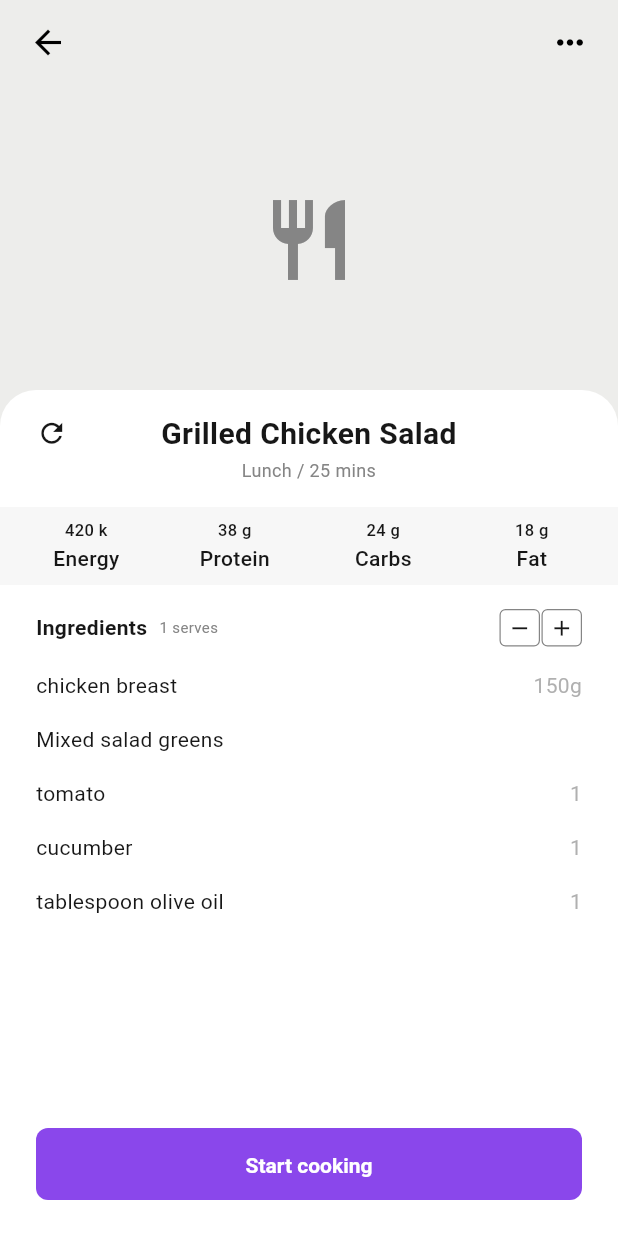
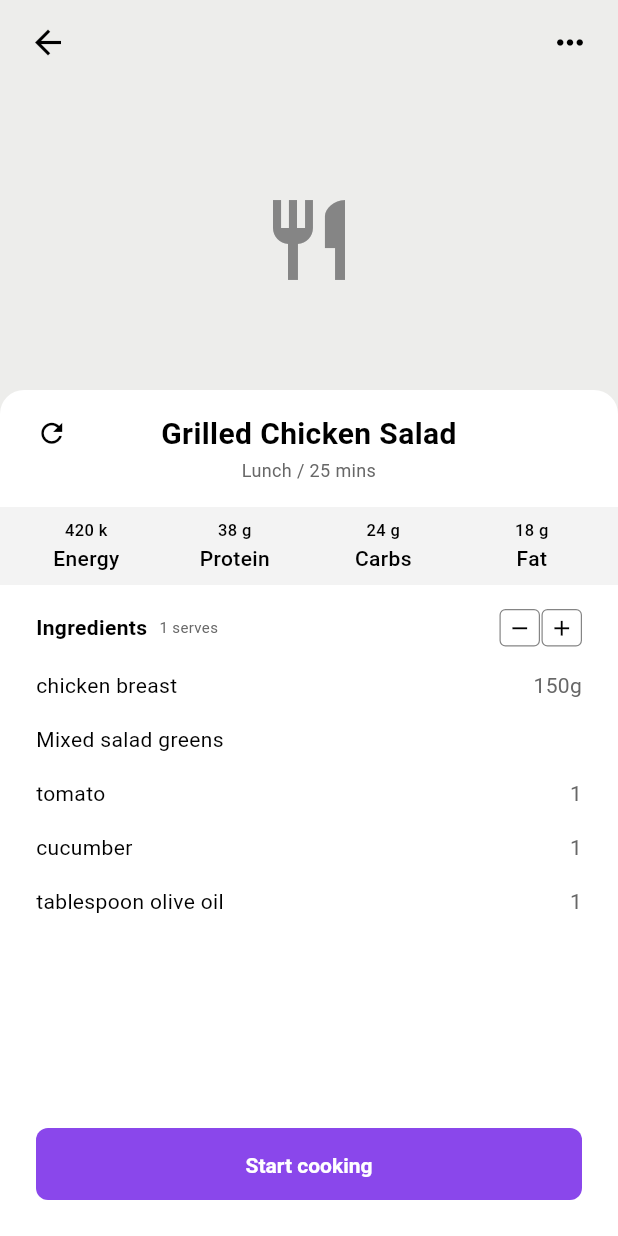
Before and after one commit to laszlo-botond/awesome-meal-planner, a Flutter app: the screen it shows after launch, after a tap on "Grilled Chicken Salad", on a phone screen of 412 x 824 dp. Run offline on Flutter 3.47's test engine with Material 3 defaults, Android fonts, the phone set to English and light mode, and no system bars.

Commit message:
lab1: fixes

```diff
--- a/lib/screens/home_screen.dart
+++ b/lib/screens/home_screen.dart
@@ -208,6 +208,7 @@ class _HomeScreenState extends State<HomeScreen> {
 
   Widget _buildBottomNavigation() {
     return NavigationBar(
+      backgroundColor: AppColors.background,
       selectedIndex: _selectedNavigationIndex,
       onDestinationSelected: (index) {
         setState(() {
@@ -254,13 +255,13 @@ class _MealCard extends StatelessWidget {
   Widget build(BuildContext context) {
     return Material(
       color: Colors.white,
-      borderRadius: BorderRadius.circular(AppRadii.large),
+      borderRadius: BorderRadius.circular(AppRadii.card),
       child: InkWell(
         onTap: onTap,
-        borderRadius: BorderRadius.circular(AppRadii.large),
+        borderRadius: BorderRadius.circular(AppRadii.card),
         child: Container(
           decoration: BoxDecoration(
-            borderRadius: BorderRadius.circular(AppRadii.large),
+            borderRadius: BorderRadius.circular(AppRadii.card),
             boxShadow: [
               BoxShadow(
                 color: Colors.black.withOpacity(0.04),
--- a/lib/screens/recipe_details_screen.dart
+++ b/lib/screens/recipe_details_screen.dart
@@ -32,7 +32,7 @@ class RecipeDetailsScreen extends StatelessWidget {
               decoration: const BoxDecoration(
                 color: AppColors.background,
                 borderRadius: BorderRadius.vertical(
-                  top: Radius.circular(AppRadii.extraLarge),
+                  top: Radius.circular(AppRadii.large),
                 ),
               ),
               child: Column(
@@ -140,7 +140,7 @@ class RecipeDetailsScreen extends StatelessWidget {
             '$category / ${meal.preparationTimeMinutes} mins',
             textAlign: TextAlign.center,
             style: AppTypography.label.copyWith(
-              color: AppColors.textSecondary,
+              color: AppColors.textMuted,
               fontWeight: FontWeight.normal,
             ),
           ),
@@ -207,7 +207,7 @@ class RecipeDetailsScreen extends StatelessWidget {
           const SizedBox(width: AppSpacing.sm),
           Text(
             '${meal.servings} serves',
-            style: AppTypography.caption,
+            style: AppTypography.caption.copyWith(color: AppColors.textMuted),
           ),
           const Spacer(),
           _servingButton(Icons.remove),
@@ -248,7 +248,7 @@ class RecipeDetailsScreen extends StatelessWidget {
             Text(
               parsed.$2,
               style: AppTypography.body.copyWith(
-                color: AppColors.textSecondary.withOpacity(0.65),
+                color: AppColors.textMuted,
               ),
             ),
         ],
--- a/lib/theme/app_colors.dart
+++ b/lib/theme/app_colors.dart
@@ -7,11 +7,13 @@ class AppColors {
   static const Color primary = Color(0xFF8A47EB);
 
   // Text and backgrounds
-  static const Color textPrimary = Color(0xFF171717);
+  static const Color textPrimary = Color(0xFF000000);
   static const Color textSecondary = Color(0xFF858585);
+  static const Color textMuted = Color(0xFF676767);
   static const Color background = Color(0xFFFFFFFF);
-  static const Color surface = Color(0xFFF7F7F7);
+  static const Color surface = Color(0xFFF3F3F3);
   static const Color border = Color(0xFFE5E5E5);
+  static const Color progressTrack = surface;
   static const Color navLinkText = Color(0xFF1F73F1);
 
   // Progress indicators
--- a/lib/theme/app_radii.dart
+++ b/lib/theme/app_radii.dart
@@ -1,6 +1,7 @@
 class AppRadii {
   AppRadii._();
 
+  static const double card = 5;
   static const double small = 8;
   static const double medium = 12;
   static const double large = 16;
--- a/lib/widgets/progress_card.dart
+++ b/lib/widgets/progress_card.dart
@@ -22,7 +22,7 @@ class ProgressCard extends StatelessWidget {
       padding: const EdgeInsets.all(16),
       decoration: BoxDecoration(
         color: Colors.white,
-        borderRadius: BorderRadius.circular(20),
+        borderRadius: BorderRadius.circular(AppRadii.card),
         border: Border.all(
           color: Colors.black,
           width: 0.5,
@@ -46,6 +46,7 @@ class ProgressCard extends StatelessWidget {
                 style: TextStyle(
                   fontSize: 17,
                   fontWeight: FontWeight.bold,
+                  color: AppColors.textPrimary,
                 ),
               ),
               const Text(
@@ -98,7 +99,7 @@ class ProgressCard extends StatelessWidget {
           'Calories',
           style: TextStyle(
             fontSize: 12,
-            color: Colors.grey,
+            color: AppColors.textMuted,
           ),
         ),
         const SizedBox(height: 6),
@@ -145,7 +146,7 @@ class ProgressCard extends StatelessWidget {
                   value: progress,
                   strokeWidth: 6,
                   strokeCap: StrokeCap.round,
-                  backgroundColor: color.withOpacity(0.15),
+                  backgroundColor: AppColors.progressTrack,
                   valueColor: AlwaysStoppedAnimation(color),
                 ),
               ),
@@ -175,7 +176,6 @@ class ProgressCard extends StatelessWidget {
     return Container(
       padding: const EdgeInsets.all(AppSpacing.sm),
       decoration: BoxDecoration(
-      color: AppColors.background,
         borderRadius: BorderRadius.circular(AppRadii.medium),
       ),
       child: Row(
```
Lines whose indentation alone changed are shown as unchanged.
